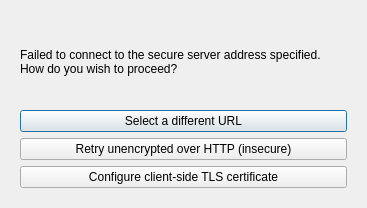
The window that src/gui/wizard/owncloudconnectionmethoddialog.ui (GrossLukas/client) describes before a commit, drawn with Qt 5.
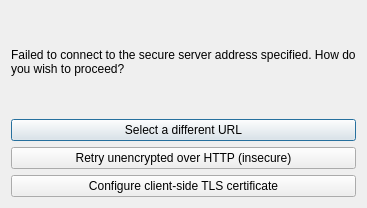
The same window after the commit.

Commit message: Gui: Remove usage of grid layout from most remaingin forms

```diff
--- a/src/gui/wizard/owncloudconnectionmethoddialog.ui
+++ b/src/gui/wizard/owncloudconnectionmethoddialog.ui
@@ -16,22 +16,10 @@
   <property name="modal">
    <bool>true</bool>
   </property>
-  <layout class="QGridLayout" name="gridLayout_2">
-   <item row="0" column="0">
-    <layout class="QGridLayout" name="gridLayout">
-     <property name="leftMargin">
-      <number>9</number>
-     </property>
-     <property name="topMargin">
-      <number>9</number>
-     </property>
-     <property name="rightMargin">
-      <number>9</number>
-     </property>
-     <property name="bottomMargin">
-      <number>9</number>
-     </property>
-     <item row="0" column="0">
+  <layout class="QVBoxLayout" name="verticalLayout_3">
+   <item>
+    <layout class="QVBoxLayout" name="verticalLayout">
+     <item>
       <widget class="QLabel" name="label">
        <property name="sizePolicy">
         <sizepolicy hsizetype="Preferred" vsizetype="Minimum">
@@ -47,8 +35,6 @@
        </property>
       </widget>
      </item>
-     <item row="1" column="0">
-      <layout class="QVBoxLayout" name="verticalLayout">
        <item>
         <widget class="QPushButton" name="btnBack">
          <property name="text">
@@ -69,8 +55,6 @@
           <string>Configure client-side TLS certificate</string>
          </property>
         </widget>
-       </item>
-      </layout>
      </item>
     </layout>
    </item>
```
Lines whose indentation alone changed are shown as unchanged. The commit also changes 13 other files.
